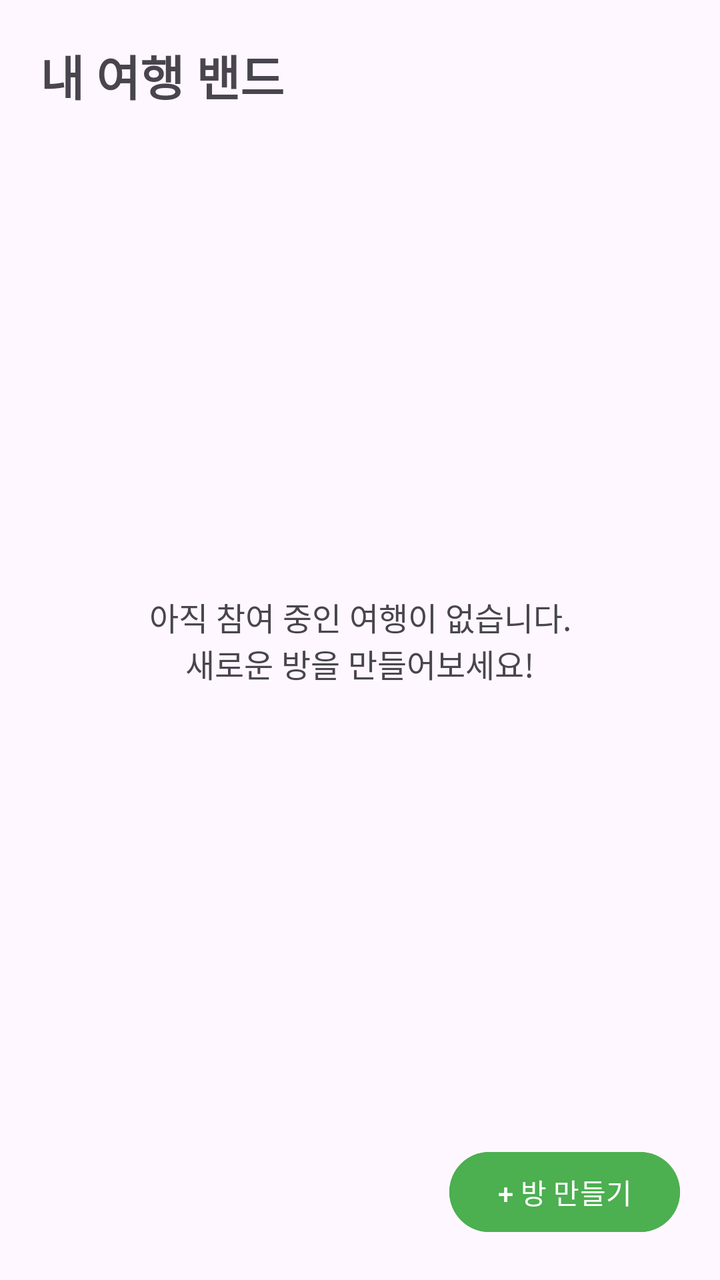
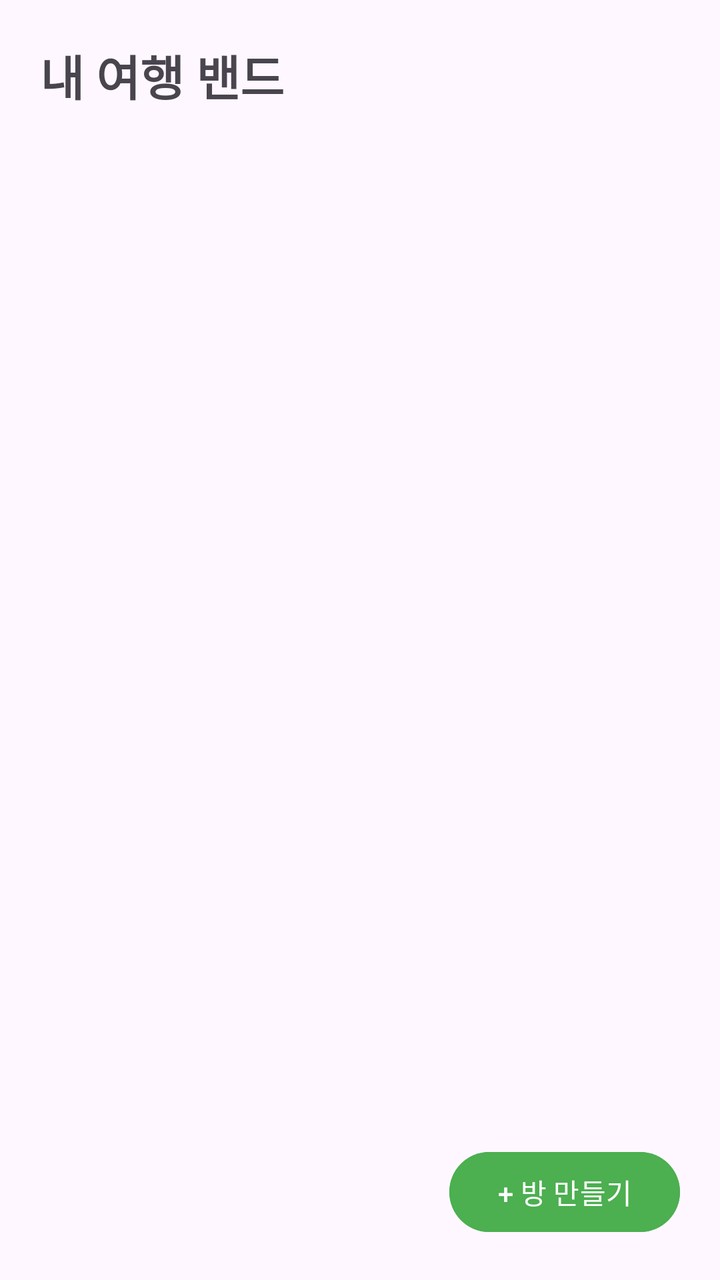

The first picture is an Android layout as it rendered before a commit; the second is the same layout after the commit. The layout source and the unified diff follow.
<!-- AndroidManifest.xml: application theme Theme.TestAppJSH -->
<!-- res/layout/activity_main.xml -->
<?xml version="1.0" encoding="utf-8"?>
<androidx.constraintlayout.widget.ConstraintLayout
    xmlns:android="http://schemas.android.com/apk/res/android"
    xmlns:app="http://schemas.android.com/apk/res-auto"
    xmlns:tools="http://schemas.android.com/tools"
    android:id="@+id/main"
    android:layout_width="match_parent"
    android:layout_height="match_parent"
    tools:context=".MainActivity">

    <TextView
        android:id="@+id/tvTitle"
        android:layout_width="wrap_content"
        android:layout_height="wrap_content"
        android:layout_marginTop="20dp"
        android:layout_marginStart="20dp"
        android:text="내 여행 밴드"
        android:textSize="24sp"
        android:textStyle="bold"
        app:layout_constraintStart_toStartOf="parent"
        app:layout_constraintTop_toTopOf="parent" />

    
    <TextView
        android:id="@+id/tvEmpty"
        android:layout_width="wrap_content"
        android:layout_height="wrap_content"
        android:text="아직 참여 중인 여행이 없습니다.\n새로운 방을 만들어보세요!"
        android:gravity="center"
        android:textSize="16sp"
        android:visibility="visible"
        app:layout_constraintBottom_toBottomOf="parent"
        app:layout_constraintEnd_toEndOf="parent"
        app:layout_constraintStart_toStartOf="parent"
        app:layout_constraintTop_toTopOf="parent" />

    
    <androidx.recyclerview.widget.RecyclerView
        android:id="@+id/rvRoomList"
        android:layout_width="0dp"
        android:layout_height="0dp"
        android:layout_marginTop="8dp"
        app:layout_constraintTop_toBottomOf="@id/tvTitle"
        app:layout_constraintBottom_toTopOf="@id/btnNext"
        app:layout_constraintStart_toStartOf="parent"
        app:layout_constraintEnd_toEndOf="parent" />

    <Button
        android:id="@+id/btnNext"
        android:layout_width="wrap_content"
        android:layout_height="wrap_content"
        android:layout_marginEnd="20dp"
        android:layout_marginBottom="20dp"
        android:text="+ 방 만들기"
        android:backgroundTint="#4CAF50"
        app:layout_constraintBottom_toBottomOf="parent"
        app:layout_constraintEnd_toEndOf="parent" />

</androidx.constraintlayout.widget.ConstraintLayout>
<!-- resources referenced by this layout -->
<resources>
  <style name="Theme.TestAppJSH" parent="Base.Theme.TestAppJSH" />
  <style name="Base.Theme.TestAppJSH" parent="Theme.Material3.DayNight.NoActionBar">
          
          
      </style>
</resources>

<!-- the commit's change to res/layout/activity_main.xml (unified diff, before → after) -->
@@ -8,6 +8,7 @@
     android:layout_height="match_parent"
     tools:context=".MainActivity">
 
+    
     <TextView
         android:id="@+id/tvTitle"
         android:layout_width="wrap_content"
@@ -28,7 +29,7 @@
         android:text="아직 참여 중인 여행이 없습니다.\n새로운 방을 만들어보세요!"
         android:gravity="center"
         android:textSize="16sp"
-        android:visibility="visible"
+        android:visibility="gone"
         app:layout_constraintBottom_toBottomOf="parent"
         app:layout_constraintEnd_toEndOf="parent"
         app:layout_constraintStart_toStartOf="parent"
@@ -39,12 +40,13 @@
         android:id="@+id/rvRoomList"
         android:layout_width="0dp"
         android:layout_height="0dp"
-        android:layout_marginTop="8dp"
+        android:padding="8dp"
         app:layout_constraintTop_toBottomOf="@id/tvTitle"
         app:layout_constraintBottom_toTopOf="@id/btnNext"
         app:layout_constraintStart_toStartOf="parent"
         app:layout_constraintEnd_toEndOf="parent" />
 
+    
     <Button
         android:id="@+id/btnNext"
         android:layout_width="wrap_content"
